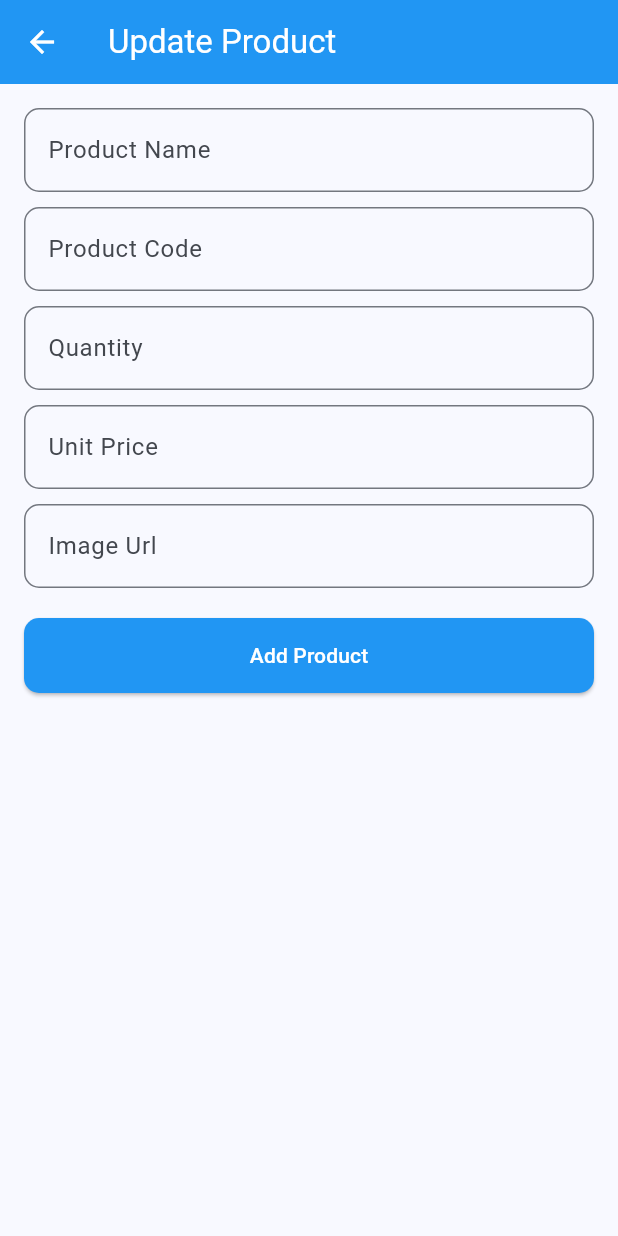
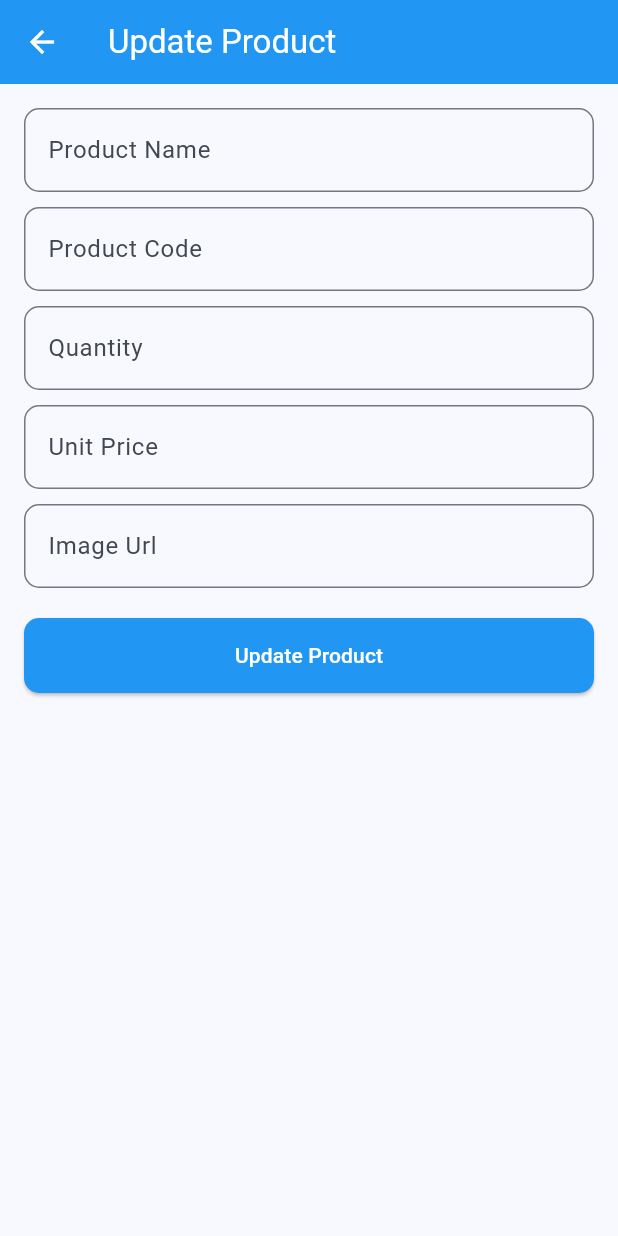
Before and after one commit to majidbhuiyan20/Flutter-Practice, a Flutter app: the UpdateProductScreen screen opened directly, on a phone screen of 412 x 824 dp. Run offline on Flutter 3.47's test engine with Material 3 defaults, Android fonts, the phone set to English and light mode, and no system bars; our stand-ins replace badges, cloud_firestore, firebase_auth, firebase_core, flutter_local_notifications, flutter_riverpod and 6 more; accounts and stored records are empty.

Commit message:
on tap function init

```diff
--- a/lib/project/crud_app/update_product_screen.dart
+++ b/lib/project/crud_app/screens/add_new_product_screen.dart
@@ -1,13 +1,13 @@
 import 'package:flutter/material.dart';
 
-class UpdateProductScreen extends StatefulWidget {
-  UpdateProductScreen({super.key});
+class AddNewProductScreen extends StatefulWidget {
+  const AddNewProductScreen({super.key});
 
   @override
-  State<UpdateProductScreen> createState() => _UpdateProductScreen();
+  State<AddNewProductScreen> createState() => _AddNewProductScreenState();
 }
 
-class _UpdateProductScreen extends State<UpdateProductScreen> {
+class _AddNewProductScreenState extends State<AddNewProductScreen> {
   GlobalKey _formKey = GlobalKey<FormState>();
   TextEditingController _productNameController = TextEditingController();
   TextEditingController _productCodeController = TextEditingController();
@@ -18,11 +18,11 @@ class _UpdateProductScreen extends State<UpdateProductScreen> {
   @override
   Widget build(BuildContext context) {
     return Scaffold(
-      appBar: AppBar(
-        backgroundColor: Colors.blue,
-        title: Text("Update Product", style: TextStyle(color: Colors.white),),
-        leading: BackButton(color: Colors.white),
-      ),
+          appBar: AppBar(
+            backgroundColor: Colors.blue,
+            title: Text("Add New Product", style: TextStyle(color: Colors.white),),
+            leading: BackButton(color: Colors.white),
+          ),
       body:SingleChildScrollView(
         child: Form(
             key: _formKey,
@@ -125,7 +125,7 @@ class _UpdateProductScreen extends State<UpdateProductScreen> {
                           padding: EdgeInsets.symmetric(horizontal: 30, vertical: 15),
                         ),
                         onPressed: (){
-
+                            _onTapAddProductButton();
                         }, child: Text("Add Product", style: TextStyle(color: Colors.white),)),
                   ),
                 ],
@@ -134,6 +134,14 @@ class _UpdateProductScreen extends State<UpdateProductScreen> {
       ),
     );
   }
+
+  void _onTapAddProductButton(){
+    //Prepare Url to request
+    //Prepare data
+    //Request with data
+  }
+
+
   @override
   void dispose() {
     _productNameController.dispose();
--- a/lib/project/crud_app/crud_app_screen.dart
+++ b/lib/project/crud_app/screens/crud_app_screen.dart
@@ -1,7 +1,6 @@
 import 'package:flutter/material.dart';
-import 'package:practice/project/crud_app/add_new_product_screen.dart';
+import 'package:practice/project/crud_app/screens/add_new_product_screen.dart';
 import 'package:practice/project/crud_app/widgets/product_item.dart';
-import 'package:practice/project/crud_app/update_product_screen.dart';
 
 class CrudAppScreen extends StatefulWidget {
   const CrudAppScreen({super.key});
--- a/lib/project/crud_app/add_new_product_screen.dart
+++ b/lib/project/crud_app/screens/update_product_screen.dart
@@ -1,13 +1,13 @@
 import 'package:flutter/material.dart';
 
-class AddNewProductScreen extends StatefulWidget {
-  const AddNewProductScreen({super.key});
+class UpdateProductScreen extends StatefulWidget {
+  UpdateProductScreen({super.key});
 
   @override
-  State<AddNewProductScreen> createState() => _AddNewProductScreenState();
+  State<UpdateProductScreen> createState() => _UpdateProductScreen();
 }
 
-class _AddNewProductScreenState extends State<AddNewProductScreen> {
+class _UpdateProductScreen extends State<UpdateProductScreen> {
   GlobalKey _formKey = GlobalKey<FormState>();
   TextEditingController _productNameController = TextEditingController();
   TextEditingController _productCodeController = TextEditingController();
@@ -18,11 +18,11 @@ class _AddNewProductScreenState extends State<AddNewProductScreen> {
   @override
   Widget build(BuildContext context) {
     return Scaffold(
-          appBar: AppBar(
-            backgroundColor: Colors.blue,
-            title: Text("Add New Product", style: TextStyle(color: Colors.white),),
-            leading: BackButton(color: Colors.white),
-          ),
+      appBar: AppBar(
+        backgroundColor: Colors.blue,
+        title: Text("Update Product", style: TextStyle(color: Colors.white),),
+        leading: BackButton(color: Colors.white),
+      ),
       body:SingleChildScrollView(
         child: Form(
             key: _formKey,
@@ -126,7 +126,7 @@ class _AddNewProductScreenState extends State<AddNewProductScreen> {
                         ),
                         onPressed: (){
 
-                        }, child: Text("Add Product", style: TextStyle(color: Colors.white),)),
+                        }, child: Text("Update Product", style: TextStyle(color: Colors.white),)),
                   ),
                 ],
               ),
--- a/lib/project/crud_app/widgets/product_item.dart
+++ b/lib/project/crud_app/widgets/product_item.dart
@@ -1,5 +1,5 @@
 import 'package:flutter/material.dart';
-import 'package:practice/project/crud_app/update_product_screen.dart';
+import 'package:practice/project/crud_app/screens/update_product_screen.dart';
 class product_item extends StatelessWidget {
   const product_item({
     super.key,
--- a/lib/router/app_routes.dart
+++ b/lib/router/app_routes.dart
@@ -6,7 +6,7 @@ import 'package:go_router/go_router.dart';
 import 'package:practice/ostad_flutter/live_test/add_employe.dart';
 import 'package:practice/ostad_flutter/ostad_home.dart';
 import 'package:practice/project/calculator/calculatorApp.dart';
-import 'package:practice/project/crud_app/crud_app_screen.dart';
+import 'package:practice/project/crud_app/screens/crud_app_screen.dart';
 import 'package:practice/project/money_management/money_management.dart';
 import 'package:practice/project/to_do_basic/basic_todo_app.dart';
 import 'package:practice/project/water_tracker/water_tracker.dart';
--- a/pubspec.yaml
+++ b/pubspec.yaml
@@ -39,7 +39,7 @@ dependencies:
   badges: ^3.1.2
   sqflite: ^2.4.2
   shared_preferences: ^2.5.2
-  http: ^1.3.0
+  http: ^1.5.0
   firebase_core: ^3.15.1
   firebase_auth: ^5.6.2
   firebase_storage: ^12.4.9
@@ -54,6 +54,7 @@ dependencies:
   google_sign_in: ^6.2.1
   flutter_local_notifications: ^17.2.2
   timezone: ^0.9.4
+
 
 
 
```
Also changed, not shown: pubspec.lock.
